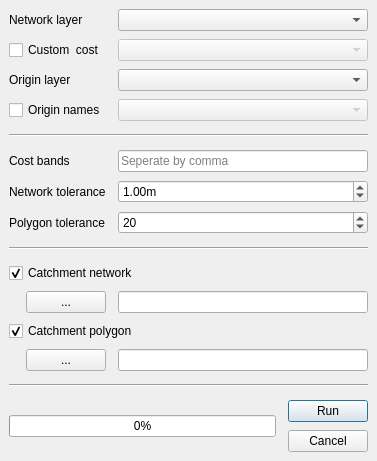
Qt form esstoolkit/catchment_analyser/catchment_analyser_dialog_base.ui (SpaceGroupUCL/qgisSpaceSyntaxToolkit) before a commit.
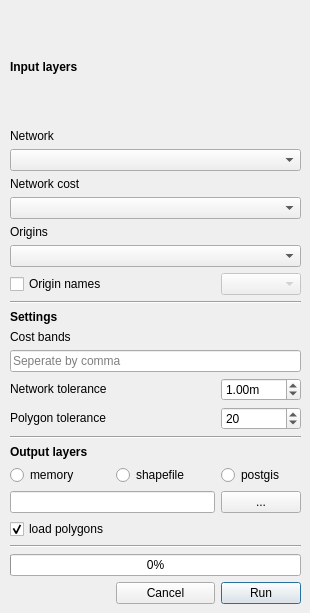
The same form after that commit.

What changed in the file:
```diff
--- a/esstoolkit/catchment_analyser/catchment_analyser_dialog_base.ui
+++ b/esstoolkit/catchment_analyser/catchment_analyser_dialog_base.ui
@@ -6,20 +6,20 @@
    <rect>
     <x>0</x>
     <y>0</y>
-    <width>370</width>
-    <height>461</height>
+    <width>310</width>
+    <height>613</height>
    </rect>
   </property>
   <property name="sizePolicy">
-   <sizepolicy hsizetype="Preferred" vsizetype="Preferred">
+   <sizepolicy hsizetype="MinimumExpanding" vsizetype="MinimumExpanding">
     <horstretch>0</horstretch>
     <verstretch>0</verstretch>
    </sizepolicy>
   </property>
   <property name="minimumSize">
    <size>
-    <width>0</width>
-    <height>0</height>
+    <width>310</width>
+    <height>613</height>
    </size>
   </property>
   <property name="maximumSize">
@@ -37,265 +37,38 @@
   <property name="modal">
    <bool>false</bool>
   </property>
-  <layout class="QGridLayout" name="gridLayout_2" columnstretch="0">
-   <property name="sizeConstraint">
-    <enum>QLayout::SetDefaultConstraint</enum>
+  <widget class="QWidget" name="layoutWidget">
+   <property name="geometry">
+    <rect>
+     <x>10</x>
+     <y>10</y>
+     <width>291</width>
+     <height>594</height>
+    </rect>
    </property>
-   <property name="leftMargin">
-    <number>9</number>
-   </property>
-   <property name="topMargin">
-    <number>9</number>
-   </property>
-   <property name="rightMargin">
-    <number>9</number>
-   </property>
-   <property name="bottomMargin">
-    <number>9</number>
-   </property>
-   <property name="spacing">
-    <number>0</number>
-   </property>
-   <item row="0" column="0">
-    <layout class="QGridLayout" name="gridLayout">
+   <layout class="QGridLayout">
      <property name="sizeConstraint">
-      <enum>QLayout::SetDefaultConstraint</enum>
-     </property>
-     <property name="rightMargin">
-      <number>0</number>
-     </property>
-     <property name="horizontalSpacing">
-      <number>12</number>
-     </property>
-     <property name="verticalSpacing">
-      <number>8</number>
-     </property>
-     <item row="0" column="1" colspan="2">
-      <widget class="QComboBox" name="networkCombo">
-       <property name="sizePolicy">
-        <sizepolicy hsizetype="Preferred" vsizetype="Fixed">
-         <horstretch>0</horstretch>
-         <verstretch>0</verstretch>
-        </sizepolicy>
-       </property>
-      </widget>
-     </item>
-     <item row="0" column="0">
-      <widget class="QLabel" name="network_layer">
-       <property name="sizePolicy">
-        <sizepolicy hsizetype="Minimum" vsizetype="Fixed">
-         <horstretch>0</horstretch>
-         <verstretch>0</verstretch>
-        </sizepolicy>
-       </property>
-       <property name="layoutDirection">
-        <enum>Qt::RightToLeft</enum>
-       </property>
-       <property name="text">
-        <string>Network layer</string>
-       </property>
-      </widget>
-     </item>
-     <item row="1" column="1" colspan="2">
-      <widget class="QComboBox" name="costCombo">
-       <property name="enabled">
-        <bool>false</bool>
-       </property>
-      </widget>
-     </item>
-     <item row="2" column="0">
-      <widget class="QLabel" name="origin_layer">
-       <property name="sizePolicy">
-        <sizepolicy hsizetype="Minimum" vsizetype="Fixed">
-         <horstretch>0</horstretch>
-         <verstretch>0</verstretch>
-        </sizepolicy>
-       </property>
-       <property name="text">
-        <string>Origin layer</string>
-       </property>
-      </widget>
-     </item>
-     <item row="1" column="0">
-      <widget class="QCheckBox" name="costCheck">
-       <property name="layoutDirection">
-        <enum>Qt::LeftToRight</enum>
-       </property>
-       <property name="text">
-        <string>Custom  cost</string>
-       </property>
-       <property name="tristate">
-        <bool>false</bool>
-       </property>
-      </widget>
-     </item>
-     <item row="2" column="1" colspan="2">
-      <widget class="QComboBox" name="originsCombo">
-       <property name="sizePolicy">
-        <sizepolicy hsizetype="Preferred" vsizetype="Fixed">
-         <horstretch>0</horstretch>
-         <verstretch>0</verstretch>
-        </sizepolicy>
-       </property>
-      </widget>
-     </item>
-     <item row="5" column="0" colspan="3">
-      <widget class="Line" name="line">
-       <property name="sizePolicy">
-        <sizepolicy hsizetype="Preferred" vsizetype="Fixed">
-         <horstretch>0</horstretch>
-         <verstretch>0</verstretch>
-        </sizepolicy>
-       </property>
-       <property name="orientation">
-        <enum>Qt::Horizontal</enum>
-       </property>
-      </widget>
-     </item>
-     <item row="3" column="0">
-      <widget class="QCheckBox" name="nameCheck">
-       <property name="contextMenuPolicy">
-        <enum>Qt::PreventContextMenu</enum>
-       </property>
-       <property name="text">
-        <string>Origin names</string>
-       </property>
-       <property name="checked">
-        <bool>false</bool>
-       </property>
-      </widget>
-     </item>
-     <item row="8" column="1" colspan="2">
-      <widget class="QDoubleSpinBox" name="networkTolSpin">
-       <property name="sizePolicy">
-        <sizepolicy hsizetype="Preferred" vsizetype="Preferred">
-         <horstretch>0</horstretch>
-         <verstretch>0</verstretch>
-        </sizepolicy>
-       </property>
-       <property name="minimumSize">
-        <size>
-         <width>250</width>
-         <height>0</height>
-        </size>
-       </property>
-       <property name="suffix">
-        <string>m</string>
-       </property>
-       <property name="maximum">
-        <double>100.000000000000000</double>
-       </property>
-       <property name="singleStep">
-        <double>0.100000000000000</double>
-       </property>
-       <property name="value">
-        <double>1.000000000000000</double>
-       </property>
-      </widget>
-     </item>
-     <item row="4" column="0" colspan="3">
-      <spacer name="verticalSpacer_2">
-       <property name="orientation">
-        <enum>Qt::Vertical</enum>
-       </property>
-       <property name="sizeHint" stdset="0">
-        <size>
-         <width>20</width>
-         <height>40</height>
-        </size>
-       </property>
-      </spacer>
-     </item>
-     <item row="10" column="0" colspan="3">
-      <spacer name="verticalSpacer_3">
-       <property name="orientation">
-        <enum>Qt::Vertical</enum>
-       </property>
-       <property name="sizeHint" stdset="0">
-        <size>
-         <width>20</width>
-         <height>40</height>
-        </size>
-       </property>
-      </spacer>
-     </item>
-     <item row="11" column="0" colspan="3">
-      <widget class="Line" name="line_2">
-       <property name="orientation">
-        <enum>Qt::Horizontal</enum>
-       </property>
-      </widget>
-     </item>
-     <item row="14" column="1" colspan="2">
-      <widget class="QLineEdit" name="networkText">
-       <property name="sizePolicy">
-        <sizepolicy hsizetype="Preferred" vsizetype="Fixed">
-         <horstretch>0</horstretch>
-         <verstretch>0</verstretch>
-        </sizepolicy>
-       </property>
-       <property name="minimumSize">
-        <size>
-         <width>250</width>
-         <height>0</height>
-        </size>
-       </property>
-      </widget>
-     </item>
-     <item row="15" column="0" colspan="3">
-      <widget class="QCheckBox" name="polygonCheck">
-       <property name="text">
-        <string>Catchment polygon</string>
-       </property>
-       <property name="checked">
-        <bool>true</bool>
-       </property>
-      </widget>
-     </item>
-     <item row="8" column="0">
-      <widget class="QLabel" name="label">
-       <property name="text">
-        <string>Network tolerance</string>
-       </property>
-      </widget>
-     </item>
-     <item row="14" column="0">
-      <widget class="QPushButton" name="networkSaveButton">
-       <property name="enabled">
-        <bool>true</bool>
-       </property>
+     <enum>QLayout::SetMaximumSize</enum>
+    </property>
+    <item row="23" column="2">
+     <widget class="QPushButton" name="analysisButton">
        <property name="sizePolicy">
         <sizepolicy hsizetype="Fixed" vsizetype="Fixed">
          <horstretch>0</horstretch>
          <verstretch>0</verstretch>
         </sizepolicy>
        </property>
-       <property name="minimumSize">
-        <size>
-         <width>0</width>
-         <height>0</height>
-        </size>
-       </property>
        <property name="focusPolicy">
-        <enum>Qt::NoFocus</enum>
-       </property>
-       <property name="contextMenuPolicy">
-        <enum>Qt::DefaultContextMenu</enum>
-       </property>
-       <property name="acceptDrops">
-        <bool>false</bool>
-       </property>
-       <property name="layoutDirection">
-        <enum>Qt::RightToLeft</enum>
+       <enum>Qt::StrongFocus</enum>
        </property>
        <property name="text">
-        <string notr="true">...</string>
-       </property>
-       <property name="checkable">
-        <bool>false</bool>
-       </property>
-       <property name="autoDefault">
-        <bool>false</bool>
+       <string>  Run  </string>
+      </property>
+      <property name="iconSize">
+       <size>
+        <width>16</width>
+        <height>16</height>
+       </size>
        </property>
        <property name="default">
         <bool>false</bool>
@@ -305,73 +78,125 @@
        </property>
       </widget>
      </item>
-     <item row="7" column="0">
+    <item row="12" column="0" colspan="2">
       <widget class="QLabel" name="label_4">
+      <property name="sizePolicy">
+       <sizepolicy hsizetype="Minimum" vsizetype="Fixed">
+        <horstretch>0</horstretch>
+        <verstretch>0</verstretch>
+       </sizepolicy>
+      </property>
        <property name="text">
         <string>Cost bands</string>
        </property>
       </widget>
      </item>
-     <item row="13" column="0" colspan="3">
-      <widget class="QCheckBox" name="networkCheck">
-       <property name="text">
-        <string>Catchment network</string>
-       </property>
-       <property name="checked">
-        <bool>true</bool>
-       </property>
-      </widget>
-     </item>
-     <item row="16" column="0">
-      <widget class="QPushButton" name="polygonSaveButton">
+    <item row="21" column="0" colspan="3">
+     <widget class="Line" name="line_3">
        <property name="sizePolicy">
-        <sizepolicy hsizetype="Fixed" vsizetype="Fixed">
+       <sizepolicy hsizetype="Minimum" vsizetype="Fixed">
          <horstretch>0</horstretch>
          <verstretch>0</verstretch>
         </sizepolicy>
        </property>
-       <property name="minimumSize">
-        <size>
-         <width>0</width>
-         <height>0</height>
-        </size>
-       </property>
-       <property name="focusPolicy">
-        <enum>Qt::NoFocus</enum>
-       </property>
-       <property name="layoutDirection">
-        <enum>Qt::RightToLeft</enum>
-       </property>
-       <property name="text">
-        <string>...</string>
+      <property name="orientation">
+       <enum>Qt::Horizontal</enum>
        </property>
       </widget>
      </item>
-     <item row="9" column="0">
+    <item row="15" column="0" colspan="2">
       <widget class="QLabel" name="label_5">
+      <property name="sizePolicy">
+       <sizepolicy hsizetype="Minimum" vsizetype="Fixed">
+        <horstretch>0</horstretch>
+        <verstretch>0</verstretch>
+       </sizepolicy>
+      </property>
        <property name="text">
         <string>Polygon tolerance</string>
        </property>
       </widget>
      </item>
-     <item row="3" column="1" colspan="2">
+    <item row="6" column="0" colspan="3">
+     <widget class="QComboBox" name="originsCombo">
+      <property name="sizePolicy">
+       <sizepolicy hsizetype="Minimum" vsizetype="Fixed">
+        <horstretch>0</horstretch>
+        <verstretch>0</verstretch>
+       </sizepolicy>
+      </property>
+     </widget>
+    </item>
+    <item row="5" column="0" colspan="2">
+     <widget class="QLabel" name="origin_layer">
+      <property name="sizePolicy">
+       <sizepolicy hsizetype="Minimum" vsizetype="Fixed">
+        <horstretch>0</horstretch>
+        <verstretch>0</verstretch>
+       </sizepolicy>
+      </property>
+      <property name="text">
+       <string>Origins</string>
+      </property>
+     </widget>
+    </item>
+    <item row="22" column="0" colspan="3">
+     <widget class="QProgressBar" name="analysisProgress">
+      <property name="sizePolicy">
+       <sizepolicy hsizetype="Minimum" vsizetype="Fixed">
+        <horstretch>0</horstretch>
+        <verstretch>0</verstretch>
+       </sizepolicy>
+      </property>
+      <property name="value">
+       <number>0</number>
+      </property>
+     </widget>
+    </item>
+    <item row="9" column="2">
       <widget class="QComboBox" name="nameCombo">
        <property name="enabled">
         <bool>false</bool>
        </property>
-      </widget>
-     </item>
-     <item row="7" column="1" colspan="2">
+      <property name="sizePolicy">
+       <sizepolicy hsizetype="Minimum" vsizetype="Fixed">
+        <horstretch>0</horstretch>
+        <verstretch>0</verstretch>
+       </sizepolicy>
+      </property>
+     </widget>
+    </item>
+    <item row="9" column="0" colspan="2">
+     <widget class="QCheckBox" name="nameCheck">
+      <property name="contextMenuPolicy">
+       <enum>Qt::PreventContextMenu</enum>
+      </property>
+      <property name="text">
+       <string>Origin names</string>
+      </property>
+      <property name="checked">
+       <bool>false</bool>
+      </property>
+     </widget>
+    </item>
+    <item row="18" column="2">
+     <widget class="QRadioButton" name="postgisRadioButton">
+      <property name="text">
+       <string>postgis</string>
+      </property>
+     </widget>
+    </item>
+    <item row="13" column="0" colspan="3">
       <widget class="QLineEdit" name="distancesText">
        <property name="sizePolicy">
-        <sizepolicy hsizetype="Preferred" vsizetype="Preferred">
+       <sizepolicy hsizetype="Minimum" vsizetype="Fixed">
          <horstretch>0</horstretch>
          <verstretch>0</verstretch>
         </sizepolicy>
        </property>
        <property name="minimumSize">
         <size>
-         <width>250</width>
+        <width>0</width>
          <height>0</height>
         </size>
        </property>
@@ -392,30 +217,59 @@
        </property>
       </widget>
      </item>
-     <item row="6" column="0" colspan="3">
-      <spacer name="verticalSpacer_6">
-       <property name="orientation">
-        <enum>Qt::Vertical</enum>
-       </property>
-       <property name="sizeHint" stdset="0">
-        <size>
-         <width>20</width>
-         <height>40</height>
-        </size>
-       </property>
-      </spacer>
-     </item>
-     <item row="9" column="1" colspan="2">
+    <item row="0" column="0" colspan="2">
+     <widget class="QLabel" name="label_2">
+      <property name="font">
+       <font>
+        <weight>75</weight>
+        <bold>true</bold>
+       </font>
+      </property>
+      <property name="text">
+       <string>Input layers</string>
+      </property>
+     </widget>
+    </item>
+    <item row="14" column="0" colspan="2">
+     <widget class="QLabel" name="label">
+      <property name="sizePolicy">
+       <sizepolicy hsizetype="Minimum" vsizetype="Fixed">
+        <horstretch>0</horstretch>
+        <verstretch>0</verstretch>
+       </sizepolicy>
+      </property>
+      <property name="text">
+       <string>Network tolerance</string>
+      </property>
+     </widget>
+    </item>
+    <item row="23" column="1">
+     <widget class="QPushButton" name="cancelButton">
+      <property name="sizePolicy">
+       <sizepolicy hsizetype="Minimum" vsizetype="Fixed">
+        <horstretch>0</horstretch>
+        <verstretch>0</verstretch>
+       </sizepolicy>
+      </property>
+      <property name="focusPolicy">
+       <enum>Qt::NoFocus</enum>
+      </property>
+      <property name="text">
+       <string>Cancel</string>
+      </property>
+     </widget>
+    </item>
+    <item row="15" column="2">
       <widget class="QDoubleSpinBox" name="polygonTolSpin">
        <property name="sizePolicy">
-        <sizepolicy hsizetype="Preferred" vsizetype="Fixed">
+       <sizepolicy hsizetype="Minimum" vsizetype="Fixed">
          <horstretch>0</horstretch>
          <verstretch>0</verstretch>
         </sizepolicy>
        </property>
        <property name="minimumSize">
         <size>
-         <width>250</width>
+        <width>0</width>
          <height>0</height>
         </size>
        </property>
@@ -433,39 +287,144 @@
        </property>
       </widget>
      </item>
-     <item row="12" column="0" colspan="3">
-      <spacer name="verticalSpacer_5">
+    <item row="18" column="1">
+     <widget class="QRadioButton" name="shpRadioButton">
+      <property name="text">
+       <string>shapefile</string>
+      </property>
+     </widget>
+    </item>
+    <item row="11" column="0" colspan="2">
+     <widget class="QLabel" name="label_6">
+      <property name="sizePolicy">
+       <sizepolicy hsizetype="Minimum" vsizetype="Fixed">
+        <horstretch>0</horstretch>
+        <verstretch>0</verstretch>
+       </sizepolicy>
+      </property>
+      <property name="font">
+       <font>
+        <weight>75</weight>
+        <bold>true</bold>
+       </font>
+      </property>
+      <property name="text">
+       <string>Settings</string>
+      </property>
+     </widget>
+    </item>
+    <item row="1" column="0" colspan="2">
+     <widget class="QLabel" name="network_layer">
+      <property name="sizePolicy">
+       <sizepolicy hsizetype="Minimum" vsizetype="Fixed">
+        <horstretch>0</horstretch>
+        <verstretch>0</verstretch>
+       </sizepolicy>
+      </property>
+      <property name="layoutDirection">
+       <enum>Qt::RightToLeft</enum>
+      </property>
+      <property name="text">
+       <string>Network </string>
+      </property>
+     </widget>
+    </item>
+    <item row="20" column="0" colspan="2">
+     <widget class="QCheckBox" name="polygonCheck">
+      <property name="text">
+       <string>load polygons</string>
+      </property>
+      <property name="checked">
+       <bool>true</bool>
+      </property>
+     </widget>
+    </item>
+    <item row="17" column="0" colspan="2">
+     <widget class="QLabel" name="label_3">
+      <property name="sizePolicy">
+       <sizepolicy hsizetype="Minimum" vsizetype="Fixed">
+        <horstretch>0</horstretch>
+        <verstretch>0</verstretch>
+       </sizepolicy>
+      </property>
+      <property name="font">
+       <font>
+        <weight>75</weight>
+        <bold>true</bold>
+       </font>
+      </property>
+      <property name="text">
+       <string>Output layers</string>
+      </property>
+     </widget>
+    </item>
+    <item row="10" column="0" colspan="3">
+     <widget class="Line" name="line">
+      <property name="sizePolicy">
+       <sizepolicy hsizetype="Minimum" vsizetype="Fixed">
+        <horstretch>0</horstretch>
+        <verstretch>0</verstretch>
+       </sizepolicy>
+      </property>
        <property name="orientation">
-        <enum>Qt::Vertical</enum>
-       </property>
-       <property name="sizeHint" stdset="0">
+       <enum>Qt::Horizontal</enum>
+      </property>
+     </widget>
+    </item>
+    <item row="19" column="0" colspan="2">
+     <widget class="QLineEdit" name="networkText">
+      <property name="sizePolicy">
+       <sizepolicy hsizetype="Minimum" vsizetype="Fixed">
+        <horstretch>0</horstretch>
+        <verstretch>0</verstretch>
+       </sizepolicy>
+      </property>
+      <property name="minimumSize">
         <size>
-         <width>20</width>
-         <height>40</height>
-        </size>
-       </property>
-      </spacer>
-     </item>
-     <item row="20" column="2">
-      <widget class="QPushButton" name="analysisButton">
+        <width>0</width>
+        <height>0</height>
+       </size>
+      </property>
+     </widget>
+    </item>
+    <item row="19" column="2">
+     <widget class="QPushButton" name="networkSaveButton">
+      <property name="enabled">
+       <bool>true</bool>
+      </property>
        <property name="sizePolicy">
         <sizepolicy hsizetype="Fixed" vsizetype="Fixed">
          <horstretch>0</horstretch>
          <verstretch>0</verstretch>
         </sizepolicy>
        </property>
-       <property name="focusPolicy">
-        <enum>Qt::StrongFocus</enum>
-       </property>
-       <property name="text">
-        <string>  Run  </string>
-       </property>
-       <property name="iconSize">
+      <property name="minimumSize">
         <size>
-         <width>16</width>
-         <height>16</height>
-        </size>
-       </property>
+        <width>0</width>
+        <height>0</height>
+       </size>
+      </property>
+      <property name="focusPolicy">
+       <enum>Qt::NoFocus</enum>
+      </property>
+      <property name="contextMenuPolicy">
+       <enum>Qt::DefaultContextMenu</enum>
+      </property>
+      <property name="acceptDrops">
+       <bool>false</bool>
+      </property>
+      <property name="layoutDirection">
+       <enum>Qt::RightToLeft</enum>
+      </property>
+      <property name="text">
+       <string notr="true">...</string>
+      </property>
+      <property name="checkable">
+       <bool>false</bool>
+      </property>
+      <property name="autoDefault">
+       <bool>false</bool>
+      </property>
        <property name="default">
         <bool>false</bool>
        </property>
@@ -474,87 +433,86 @@
        </property>
       </widget>
      </item>
-     <item row="20" column="0" rowspan="2" colspan="2">
-      <widget class="QProgressBar" name="analysisProgress">
+    <item row="16" column="0" colspan="3">
+     <widget class="Line" name="line_2">
+      <property name="orientation">
+       <enum>Qt::Horizontal</enum>
+      </property>
+     </widget>
+    </item>
+    <item row="2" column="0" colspan="3">
+     <widget class="QComboBox" name="networkCombo">
+      <property name="sizePolicy">
+       <sizepolicy hsizetype="Minimum" vsizetype="Fixed">
+        <horstretch>0</horstretch>
+        <verstretch>0</verstretch>
+       </sizepolicy>
+      </property>
+     </widget>
+    </item>
+    <item row="18" column="0">
+     <widget class="QRadioButton" name="memoryRadioButton">
+      <property name="text">
+       <string>memory</string>
+      </property>
+     </widget>
+    </item>
+    <item row="4" column="0" colspan="3">
+     <widget class="QComboBox" name="costCombo">
+      <property name="enabled">
+       <bool>true</bool>
+      </property>
+      <property name="sizePolicy">
+       <sizepolicy hsizetype="Minimum" vsizetype="Fixed">
+        <horstretch>0</horstretch>
+        <verstretch>0</verstretch>
+       </sizepolicy>
+      </property>
+     </widget>
+    </item>
+    <item row="14" column="2">
+     <widget class="QDoubleSpinBox" name="networkTolSpin">
+      <property name="sizePolicy">
+       <sizepolicy hsizetype="Minimum" vsizetype="Fixed">
+        <horstretch>0</horstretch>
+        <verstretch>0</verstretch>
+       </sizepolicy>
+      </property>
+      <property name="minimumSize">
+       <size>
+        <width>0</width>
+        <height>0</height>
+       </size>
+      </property>
+      <property name="suffix">
+       <string>m</string>
+      </property>
+      <property name="maximum">
+       <double>100.000000000000000</double>
+      </property>
+      <property name="singleStep">
+       <double>0.100000000000000</double>
+      </property>
        <property name="value">
-        <number>0</number>
+       <double>1.000000000000000</double>
        </property>
       </widget>
      </item>
-     <item row="21" column="2">
-      <widget class="QPushButton" name="cancelButton">
-       <property name="sizePolicy">
-        <sizepolicy hsizetype="Minimum" vsizetype="Minimum">
-         <horstretch>0</horstretch>
-         <verstretch>0</verstretch>
-        </sizepolicy>
-       </property>
-       <property name="focusPolicy">
-        <enum>Qt::NoFocus</enum>
-       </property>
-       <property name="text">
-        <string>Cancel</string>
-       </property>
-      </widget>
-     </item>
-     <item row="16" column="1" colspan="2">
-      <widget class="QLineEdit" name="polygonText">
-       <property name="sizePolicy">
-        <sizepolicy hsizetype="Preferred" vsizetype="Fixed">
-         <horstretch>0</horstretch>
-         <verstretch>0</verstretch>
-        </sizepolicy>
-       </property>
-       <property name="minimumSize">
-        <size>
-         <width>250</width>
-         <height>0</height>
-        </size>
-       </property>
-      </widget>
-     </item>
-     <item row="17" column="0" colspan="3">
-      <spacer name="verticalSpacer">
-       <property name="orientation">
-        <enum>Qt::Vertical</enum>
-       </property>
-       <property name="sizeHint" stdset="0">
-        <size>
-         <width>20</width>
-         <height>40</height>
-        </size>
-       </property>
-      </spacer>
-     </item>
-     <item row="18" column="0" colspan="3">
-      <widget class="Line" name="line_3">
+    <item row="3" column="0" colspan="2">
+     <widget class="QLabel" name="label_7">
        <property name="sizePolicy">
         <sizepolicy hsizetype="Minimum" vsizetype="Fixed">
          <horstretch>0</horstretch>
          <verstretch>0</verstretch>
         </sizepolicy>
        </property>
-       <property name="orientation">
-        <enum>Qt::Horizontal</enum>
+      <property name="text">
+       <string>Network cost</string>
        </property>
       </widget>
      </item>
-     <item row="19" column="0" colspan="3">
-      <spacer name="verticalSpacer_4">
-       <property name="orientation">
-        <enum>Qt::Vertical</enum>
-       </property>
-       <property name="sizeHint" stdset="0">
-        <size>
-         <width>20</width>
-         <height>40</height>
-        </size>
-       </property>
-      </spacer>
-     </item>
-    </layout>
-   </item>
-  </layout>
+   </layout>
+  </widget>
  </widget>
  <resources/>
  <connections/>
```
Lines whose indentation alone changed are shown as unchanged.
